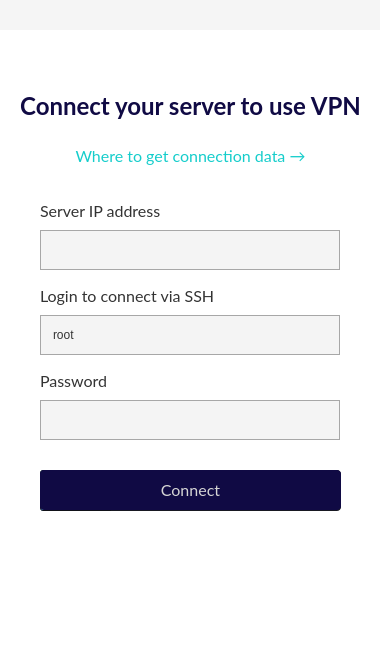
Before: the Qt Designer form client/ui/mainwindow.ui in amnezia-vpn/amnezia-client, drawn with Qt 5.
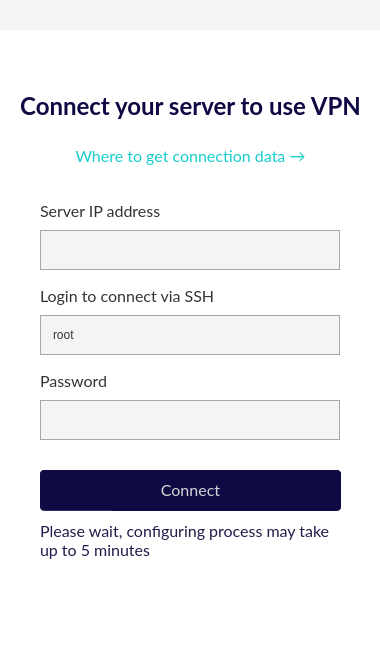
After: the same form once the commit is applied. Icons and pictures are not drawn. Custom widgets are drawn as their Qt base class.

Diff of the .ui file:
```diff
--- a/client/ui/mainwindow.ui
+++ b/client/ui/mainwindow.ui
@@ -653,10 +653,7 @@
        </property>
        <property name="styleSheet">
         <string notr="true">QPushButton {
-	font-size: 13pt;
-	font: &quot;Open Sans Semibold&quot;;
-	color:rgb(212, 212, 212);
-	
+color:rgb(212, 212, 212);
 border-radius: 4px;
 
 font-family: Lato;
@@ -708,8 +705,26 @@
         </rect>
        </property>
        <property name="styleSheet">
-        <string notr="true">background: #181922;
-border-radius: 4px;</string>
+        <string notr="true">QProgressBar{
+color:rgb(212, 212, 212);
+border-radius: 4px;
+
+font-family: Lato;
+font-style: normal;
+font-weight: normal;
+font-size: 16px;
+line-height: 21px;
+
+background: #100A44;
+border-radius: 4px;
+}
+
+QProgressBar::chunk {
+background: rgba(255, 255, 255, 0.15);
+border-radius: 4px 0px 0px 4px;
+
+}
+</string>
        </property>
        <property name="value">
         <number>24</number>
@@ -721,7 +736,7 @@
         <bool>true</bool>
        </property>
        <property name="format">
-        <string>Connecting...</string>
+        <string>Configuring...</string>
        </property>
       </widget>
       <widget class="QPushButton" name="pushButton_back_from_new_server">
@@ -772,6 +787,25 @@
         <string/>
        </property>
       </widget>
+      <widget class="QLabel" name="label_new_server_wait_info">
+       <property name="enabled">
+        <bool>true</bool>
+       </property>
+       <property name="geometry">
+        <rect>
+         <x>40</x>
+         <y>490</y>
+         <width>301</width>
+         <height>41</height>
+        </rect>
+       </property>
+       <property name="text">
+        <string>Please wait, configuring process may take up to 5 minutes</string>
+       </property>
+       <property name="wordWrap">
+        <bool>true</bool>
+       </property>
+      </widget>
       <zorder>progressBar_new_server_connection</zorder>
       <zorder>label_2</zorder>
       <zorder>label_4</zorder>
```
Left out of the diff: 1 changed line with no effect on the pictures.
